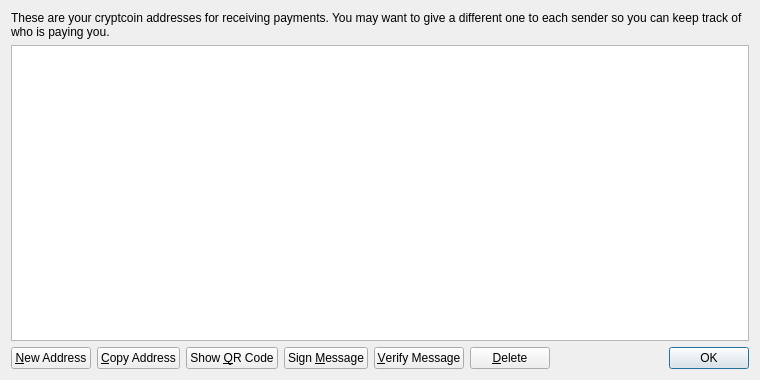
Old version of the form src/qt/forms/addressbookpage.ui in the repository nuggetbram/apples.
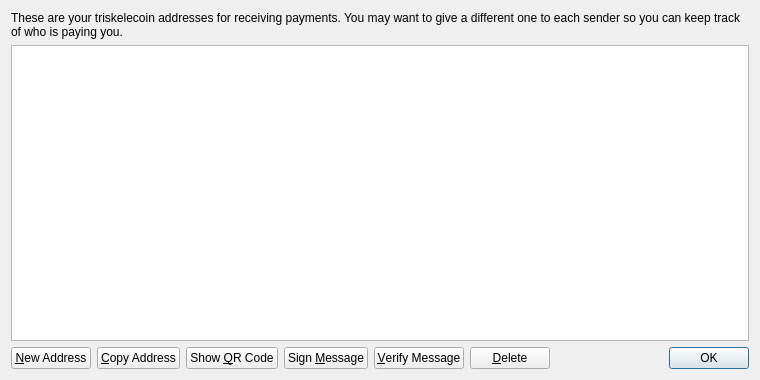
New version of the form. Icons and pictures are not drawn.

```diff
--- a/src/qt/forms/addressbookpage.ui
+++ b/src/qt/forms/addressbookpage.ui
@@ -17,7 +17,7 @@
    <item>
     <widget class="QLabel" name="labelExplanation">
      <property name="text">
-      <string>These are your cryptcoin addresses for receiving payments. You may want to give a different one to each sender so you can keep track of who is paying you.</string>
+      <string>These are your triskelecoin addresses for receiving payments. You may want to give a different one to each sender so you can keep track of who is paying you.</string>
      </property>
      <property name="textFormat">
       <enum>Qt::PlainText</enum>
```
Left out of the diff: 4 changed lines with no effect on the pictures.
